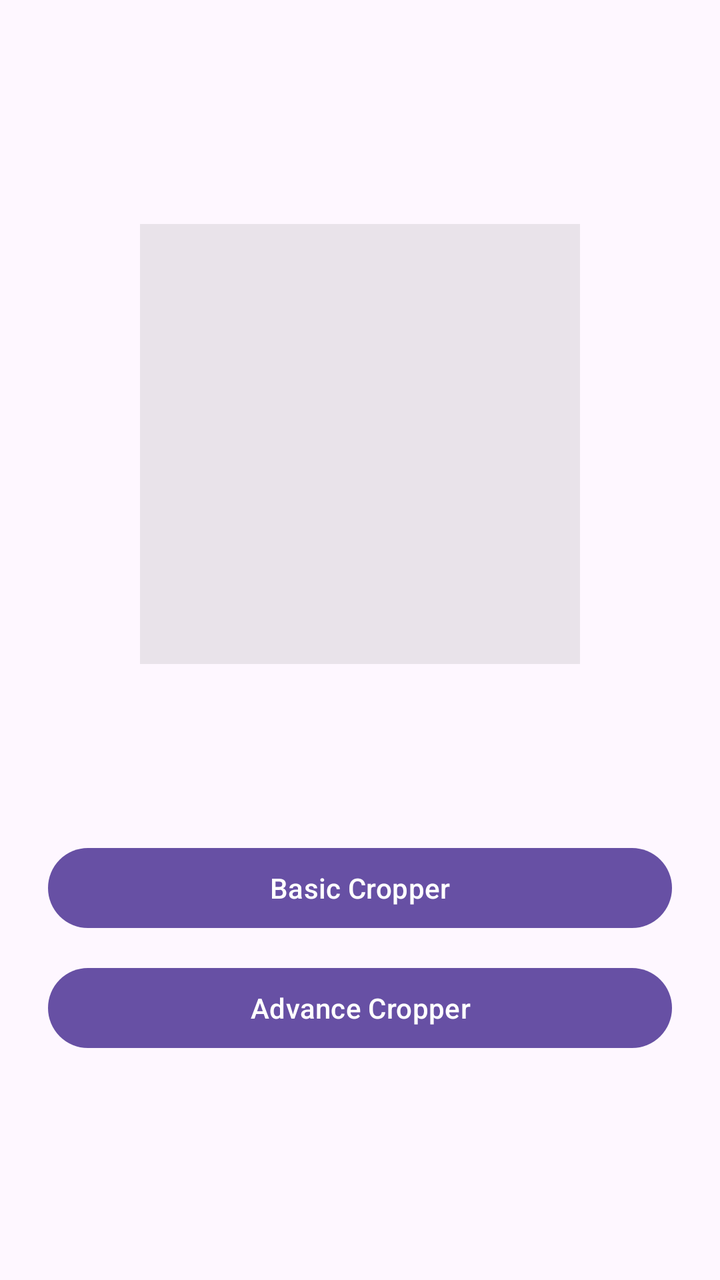
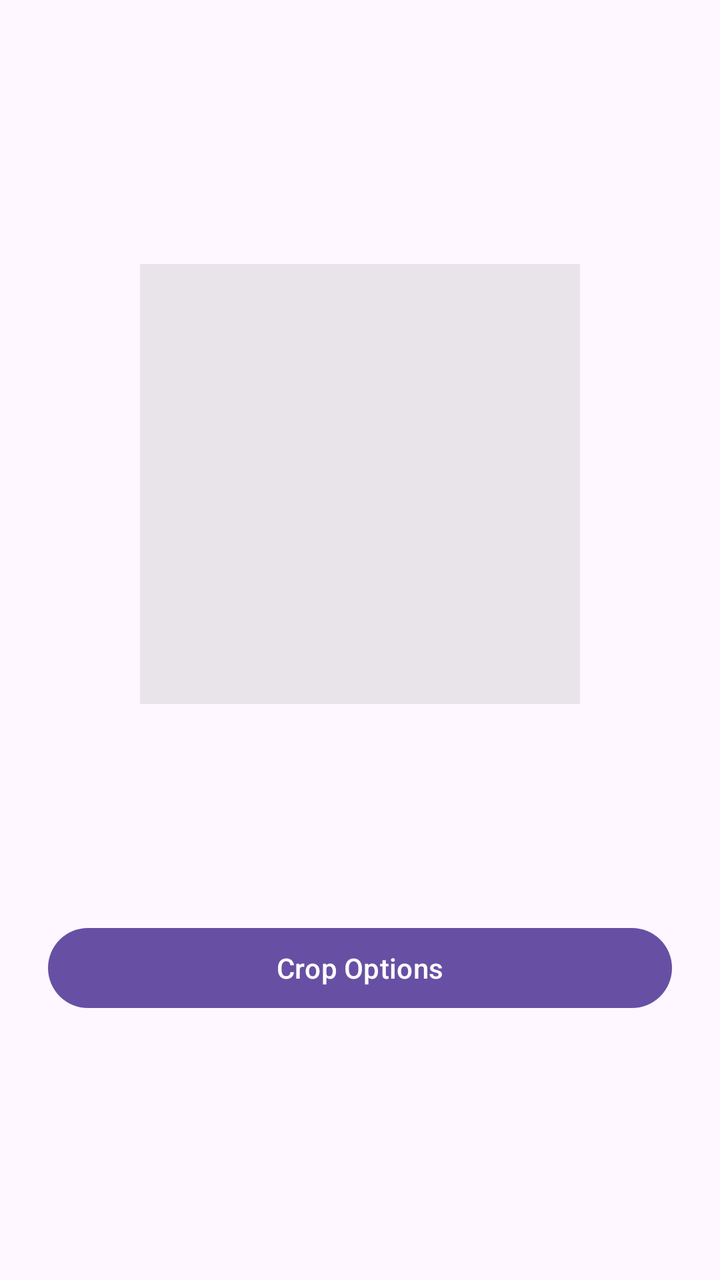

Before-and-after screenshots of an Android layout around one commit, followed by the original layout XML and the change that was made.
<!-- AndroidManifest.xml: application theme Theme.SampleImageUtil -->
<!-- res/layout/activity_main.xml -->
<?xml version="1.0" encoding="utf-8"?>
<androidx.constraintlayout.widget.ConstraintLayout xmlns:android="http://schemas.android.com/apk/res/android"
    xmlns:app="http://schemas.android.com/apk/res-auto"
    xmlns:tools="http://schemas.android.com/tools"
    android:id="@+id/main"
    android:layout_width="match_parent"
    android:layout_height="match_parent"
    android:padding="24dp"
    tools:context=".MainActivity">

    <ImageView
        android:id="@+id/result_image"
        android:layout_width="220dp"
        android:layout_height="220dp"
        android:background="#15000000"
        android:contentDescription="@string/cropped_result_preview"
        android:scaleType="fitCenter"
        app:layout_constraintBottom_toTopOf="@+id/buttons_container"
        app:layout_constraintEnd_toEndOf="parent"
        app:layout_constraintStart_toStartOf="parent"
        app:layout_constraintTop_toTopOf="parent" />

    <LinearLayout
        android:id="@+id/buttons_container"
        android:layout_width="match_parent"
        android:layout_height="wrap_content"
        android:orientation="vertical"
        android:gravity="center"
        app:layout_constraintBottom_toBottomOf="parent"
        app:layout_constraintEnd_toEndOf="parent"
        app:layout_constraintStart_toStartOf="parent"
        app:layout_constraintTop_toBottomOf="@+id/result_image">

        <Button
            android:id="@+id/btn_basic_crop"
            android:layout_width="match_parent"
            android:layout_height="wrap_content"
            android:text="@string/basic_cropper"
            android:layout_marginBottom="12dp" />

        <Button
            android:id="@+id/btn_advance_crop"
            android:layout_width="match_parent"
            android:layout_height="wrap_content"
            android:text="@string/advance_cropper" />

    </LinearLayout>

</androidx.constraintlayout.widget.ConstraintLayout>
<!-- resources referenced by this layout -->
<resources>
  <string name="advance_cropper">Advance Cropper</string>
  <string name="basic_cropper">Basic Cropper</string>
  <string name="cropped_result_preview">Cropped result preview</string>
  <style name="Theme.SampleImageUtil" parent="Base.Theme.SampleImageUtil" />
  <style name="Base.Theme.SampleImageUtil" parent="Theme.Material3.DayNight.NoActionBar">
          
          
      </style>
</resources>

<!-- the commit's change to res/layout/activity_main.xml (unified diff, before → after) -->
@@ -32,17 +32,10 @@
         app:layout_constraintTop_toBottomOf="@+id/result_image">
 
         <Button
-            android:id="@+id/btn_basic_crop"
+            android:id="@+id/btn_crop"
             android:layout_width="match_parent"
             android:layout_height="wrap_content"
-            android:text="@string/basic_cropper"
-            android:layout_marginBottom="12dp" />
-
-        <Button
-            android:id="@+id/btn_advance_crop"
-            android:layout_width="match_parent"
-            android:layout_height="wrap_content"
-            android:text="@string/advance_cropper" />
+            android:text="@string/crop_options" />
 
     </LinearLayout>
 
<!-- resource entries referenced after the edit -->
@@ -1,7 +1,6 @@
 <!-- resources referenced by this layout -->
 <resources>
-  <string name="advance_cropper">Advance Cropper</string>
-  <string name="basic_cropper">Basic Cropper</string>
+  <string name="crop_options">Crop Options</string>
   <string name="cropped_result_preview">Cropped result preview</string>
   <style name="Theme.SampleImageUtil" parent="Base.Theme.SampleImageUtil" />
   <style name="Base.Theme.SampleImageUtil" parent="Theme.Material3.DayNight.NoActionBar">
